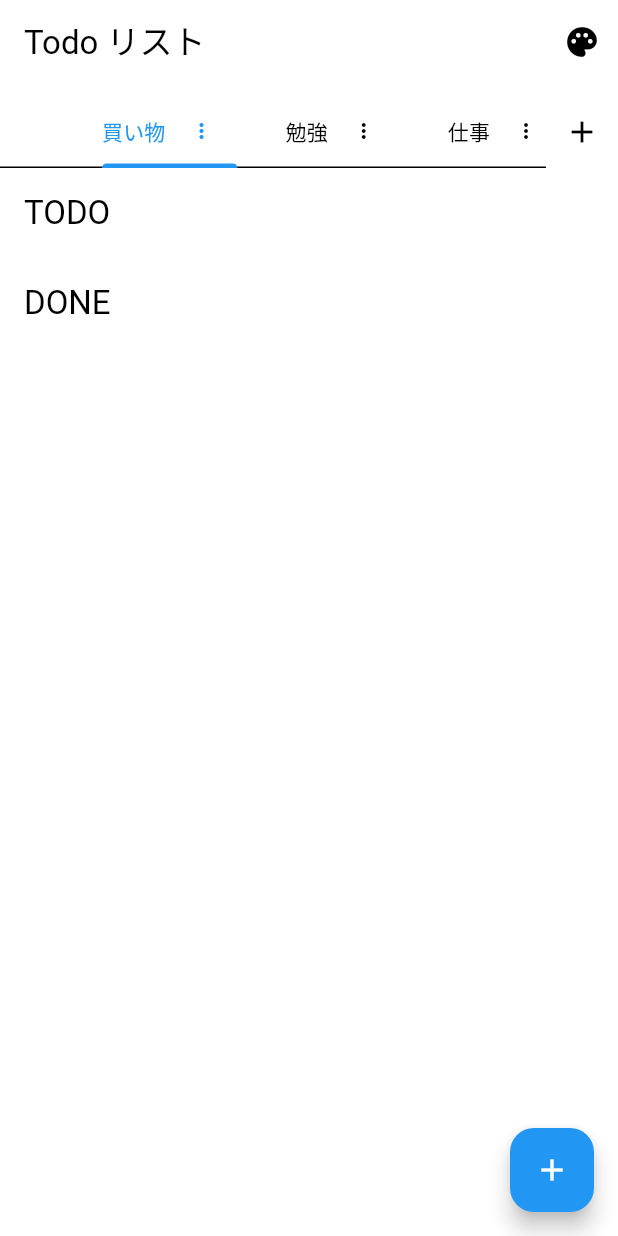
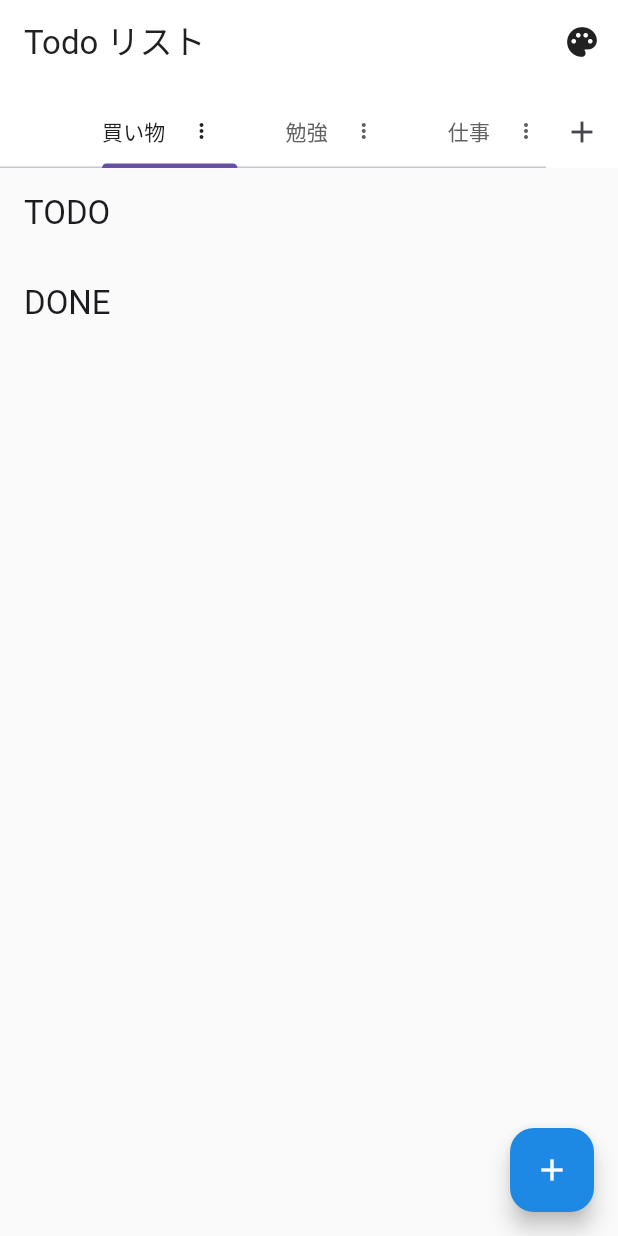
Before and after one commit to orangeBeens/todo, a Flutter app: the screen it shows after launch, on a phone screen of 412 x 824 dp. Run offline on Flutter 3.47's test engine with Material 3 defaults, Android fonts, the phone set to English and light mode, and no system bars; our stand-ins replace lottie.

Commit message:
update:背景色を切り替えられるようにした

```diff
--- a/lib/main.dart
+++ b/lib/main.dart
@@ -1,38 +1,30 @@
 import 'package:flutter/material.dart';
+import 'package:provider/provider.dart';
+import 'theme/app_theme.dart';
 import 'screens/todo_list_screen.dart';
-import 'theme/app_theme.dart';
 
 void main() {
-  runApp(const MyApp());
+  runApp(
+    ChangeNotifierProvider(
+      create: (_) => AppThemeNotifier(),
+      child: const MyApp(),
+    ),
+  );
 }
 
-
-class MyApp extends StatefulWidget {
+class MyApp extends StatelessWidget {
   const MyApp({super.key});
 
   @override
-  State<MyApp> createState() => _MyAppState();
-}
-
-class _MyAppState extends State<MyApp> {
-  AppThemeType _currentTheme = AppThemeType.light;
-
-  void updateTheme(AppThemeType newTheme) {
-    setState(() {
-      _currentTheme = newTheme;
-    });
-  }
-
-  @override
   Widget build(BuildContext context) {
-    return MaterialApp(
-      title: 'ToDo Apps',
-      theme: switch (_currentTheme) {
-        AppThemeType.darkGrey => AppTheme.getDarkGreyTheme(),
-        AppThemeType.navy => AppTheme.getNavyTheme(),
-        AppThemeType.light => AppTheme.getLightTheme(),
+    return Consumer<AppThemeNotifier>(
+      builder: (context, themeNotifier, child) {
+        return MaterialApp(
+          title: 'Todo App',
+          theme: themeNotifier.themeData,
+          home: const TodoListScreen(),
+        );
       },
-      home: const TodoListScreen(),
     );
   }
 }
--- a/lib/theme/app_theme.dart
+++ b/lib/theme/app_theme.dart
@@ -1,63 +1,75 @@
 import 'package:flutter/material.dart';
 
-enum AppThemeType {
-  darkGrey,
-  navy,
-  light,
-}
+enum AppThemeType { darkGrey, navy, light }
 
-class AppTheme {
-  static ThemeData getDarkGreyTheme() {
+class AppThemeNotifier extends ChangeNotifier {
+  AppThemeType _currentTheme = AppThemeType.light;
+
+  AppThemeType get currentTheme => _currentTheme;
+
+  ThemeData get themeData {
+    switch (_currentTheme) {
+      case AppThemeType.darkGrey:
         return ThemeData(
-      useMaterial3: true,
           brightness: Brightness.dark,
+          primaryColor: Colors.grey[800],
           scaffoldBackgroundColor: Colors.grey[900],
-      colorScheme: ColorScheme.dark(
-        background: Colors.grey[900]!,
-        surface: Colors.grey[800]!,
-        primary: Colors.blue[400]!,
-      ),
           appBarTheme: AppBarTheme(
-        backgroundColor: Colors.grey[850],
+            backgroundColor: Colors.grey[800],
             foregroundColor: Colors.white,
           ),
-      textTheme: const TextTheme().apply(
-        bodyColor: Colors.white,
-        displayColor: Colors.white,
+          tabBarTheme: const TabBarTheme(
+            labelColor: Colors.white,
+            unselectedLabelColor: Colors.white70,
+          ),
+          floatingActionButtonTheme: FloatingActionButtonThemeData(
+            backgroundColor: Colors.grey[700],
+            foregroundColor: Colors.white,
           ),
         );
-  }
 
-  static ThemeData getNavyTheme() {
+      case AppThemeType.navy:
         return ThemeData(
-      useMaterial3: true,
           brightness: Brightness.dark,
-      scaffoldBackgroundColor: const Color(0xFF1A237E),
-      colorScheme: const ColorScheme.dark(
-        background: Color(0xFF1A237E),
-        surface: Color(0xFF283593),
-        primary: Color(0xFF82B1FF),
-      ),
+          primaryColor: const Color(0xFF1A237E),
+          scaffoldBackgroundColor: const Color(0xFF0D1B3E),
           appBarTheme: const AppBarTheme(
-        backgroundColor: Color(0xFF283593),
+            backgroundColor: Color(0xFF1A237E),
             foregroundColor: Colors.white,
           ),
-      textTheme: const TextTheme().apply(
-        bodyColor: Colors.white,
-        displayColor: Colors.white,
+          tabBarTheme: const TabBarTheme(
+            labelColor: Colors.white,
+            unselectedLabelColor: Colors.white70,
+          ),
+          floatingActionButtonTheme: const FloatingActionButtonThemeData(
+            backgroundColor: Color(0xFF1A237E),
+            foregroundColor: Colors.white,
           ),
         );
-  }
 
-  static ThemeData getLightTheme() {
+      case AppThemeType.light:
         return ThemeData(
-      useMaterial3: true,
           brightness: Brightness.light,
-      colorScheme: ColorScheme.light(
-        background: Colors.grey[50]!,
-        surface: Colors.white,
-        primary: Colors.blue,
+          primaryColor: Colors.white,
+          scaffoldBackgroundColor: Colors.grey[50],
+          appBarTheme: AppBarTheme(
+            backgroundColor: Colors.white,
+            foregroundColor: Colors.grey[900],
+          ),
+          tabBarTheme: TabBarTheme(
+            labelColor: Colors.grey[900],
+            unselectedLabelColor: Colors.grey[700],
+          ),
+          floatingActionButtonTheme: FloatingActionButtonThemeData(
+            backgroundColor: Colors.blue[600],
+            foregroundColor: Colors.white,
           ),
         );
     }
   }
+
+  void setTheme(AppThemeType theme) {
+    _currentTheme = theme;
+    notifyListeners();
+  }
+}
--- a/pubspec.yaml
+++ b/pubspec.yaml
@@ -40,6 +40,7 @@ dev_dependencies:
   flutter_test:
     sdk: flutter
   lottie: ^2.7.0
+  provider: ^6.0.5
 
   # The "flutter_lints" package below contains a set of recommended lints to
   # encourage good coding practices. The lint set provided by the package is
```
Also changed, not shown: lib/screens/todo_list_screen.dart (+10 -4 lines), pubspec.lock. Lines whose indentation alone changed are shown as unchanged.
